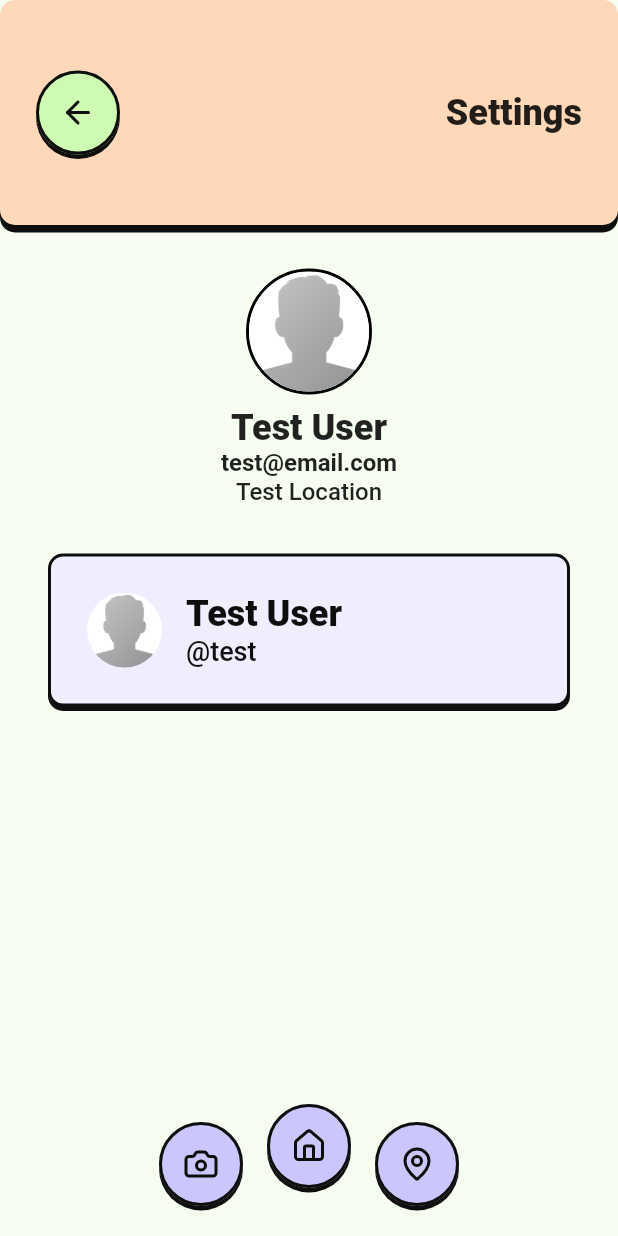
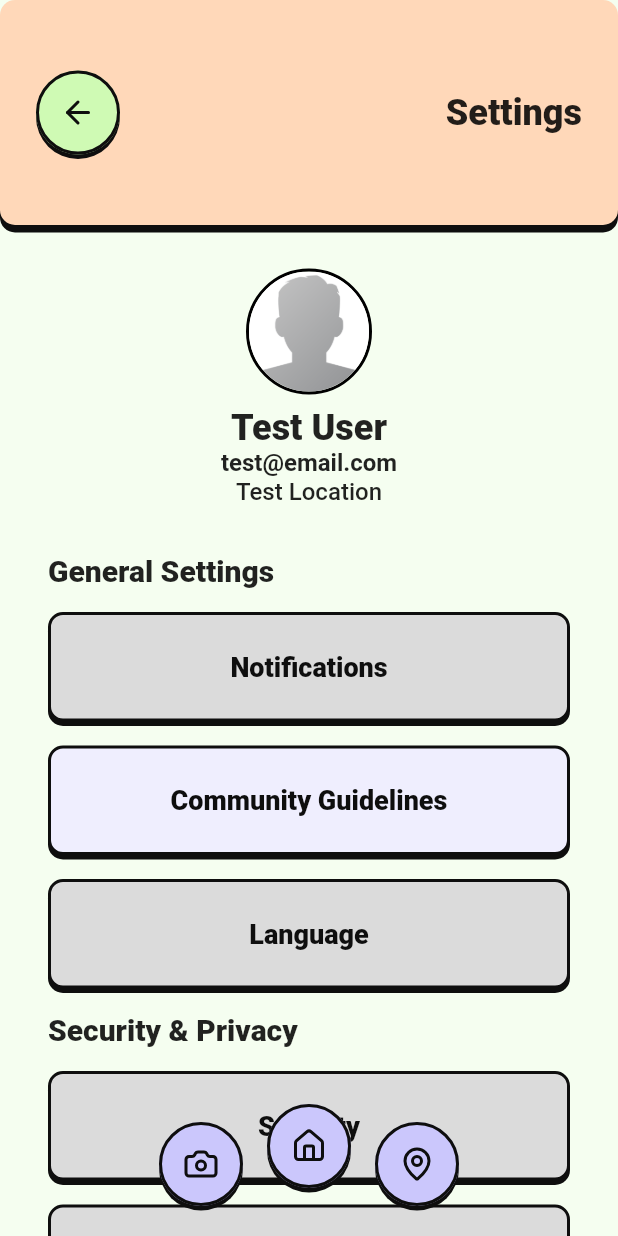
Before and after one commit to DECO-Demons/decarl, a Flutter app: the screen it shows after launch, swiped to page 3, on a phone screen of 412 x 824 dp. Run offline on Flutter 3.47's test engine with Material 2 defaults, Android fonts, the phone set to English and light mode, and no system bars; our stand-ins replace cloud_firestore, firebase_core, firebase_database, geolocator, google_maps_flutter, location and 1 more; missing offline and left inert: ar_flutter_plugin, geoflutterfire2; accounts and stored records are empty; network calls fail.

Commit message:
feat: settings page ui implemented and links to community guidelines

```diff
--- a/lib/screens/communityguidelines.dart
+++ b/lib/screens/communityguidelines.dart
@@ -21,7 +21,7 @@ class _CommunityGuidelinesState extends State<CommunityGuidelines> {
             heading: const Text("Community Guidelines",
                 style: TextStyle(fontSize: 24, fontWeight: FontWeight.w900)),
             onPress: widget.redirect!,
-            index: 1),
+            index: 2),
         Expanded(
             child: SingleChildScrollView(
                 padding: const EdgeInsets.only(top: 24, bottom: 96),
--- a/lib/screens/settings.dart
+++ b/lib/screens/settings.dart
@@ -42,6 +42,7 @@ class _SettingsPageState extends State<SettingsPage> {
                 padding: const EdgeInsets.only(top: 24),
                 child: Column(
                   mainAxisAlignment: MainAxisAlignment.start,
+                  //crossAxisAlignment: CrossAxisAlignment.start,
                   children: [
                     Padding(
                         padding: const EdgeInsets.only(
@@ -51,20 +52,97 @@ class _SettingsPageState extends State<SettingsPage> {
                             email: widget.email,
                             location: widget.location,
                             image: widget.profilePicture)),
+                    Column(
+                      mainAxisAlignment: MainAxisAlignment.start,
+                      crossAxisAlignment: CrossAxisAlignment.start,
+                      children: [
+                        // General Settings
+                        const Padding(
+                            padding: EdgeInsets.only(left: 32, bottom: 16),
+                            child: Text("General Settings",
+                                textAlign: TextAlign.left,
+                                style: TextStyle(
+                                    fontSize: 20,
+                                    fontWeight: FontWeight.w900))),
+                        const Padding(
+                          padding:
+                              EdgeInsets.only(left: 32, right: 32, bottom: 16),
+                          child: CustomTextBox(
+                            heading: "Notifications",
+                            color: AppColors.grey200,
+                            center: true,
+                          ),
+                        ),
                         Padding(
                           padding: const EdgeInsets.only(
                               left: 32, right: 32, bottom: 16),
-                      child: CustomTextBox(
-                        heading: widget.name,
-                        body: "@" + widget.username,
+                          child: GestureDetector(
+                            onTap: () {
+                              widget.redirect!(3);
+                            },
+                            child: const CustomTextBox(
+                              heading: "Community Guidelines",
                               color: AppColors.secondary200,
-                        image: widget.profilePicture,
-                        imageRounded: true,
-                        headingSize: 24,
-                        bodySize: 18,
-                        betweenPadding: 0,
+                              center: true,
                             ),
                           ),
+                        ),
+                        const Padding(
+                          padding:
+                              EdgeInsets.only(left: 32, right: 32, bottom: 16),
+                          child: CustomTextBox(
+                            heading: "Language",
+                            color: AppColors.grey200,
+                            center: true,
+                          ),
+                        ),
+
+                        // Security & Privacy
+                        const Padding(
+                            padding: EdgeInsets.only(left: 32, bottom: 16),
+                            child: Text("Security & Privacy",
+                                textAlign: TextAlign.left,
+                                style: TextStyle(
+                                    fontSize: 20,
+                                    fontWeight: FontWeight.w900))),
+                        const Padding(
+                          padding:
+                              EdgeInsets.only(left: 32, right: 32, bottom: 16),
+                          child: CustomTextBox(
+                            heading: "Security",
+                            color: AppColors.grey200,
+                            center: true,
+                          ),
+                        ),
+                        const Padding(
+                          padding:
+                              EdgeInsets.only(left: 32, right: 32, bottom: 16),
+                          child: CustomTextBox(
+                            heading: "Help Center",
+                            color: AppColors.grey200,
+                            center: true,
+                          ),
+                        ),
+
+                        // Log Out
+                        const Padding(
+                            padding: EdgeInsets.only(left: 32, bottom: 16),
+                            child: Text("Log Out",
+                                textAlign: TextAlign.left,
+                                style: TextStyle(
+                                    fontSize: 20,
+                                    fontWeight: FontWeight.w900))),
+                        const Padding(
+                          padding:
+                              EdgeInsets.only(left: 32, right: 32, bottom: 118),
+                          child: CustomTextBox(
+                            heading: "Log Out",
+                            color: AppColors.grey200,
+                            center: true,
+                          ),
+                        ),
+                      ],
+                    )
                   ],
                 ))),
       ],
```
Lines whose indentation alone changed are shown as unchanged.
